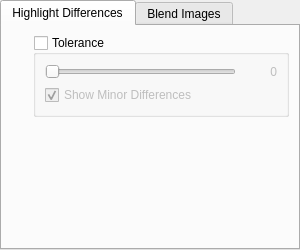
The window that src/widgets/comparison_settings.ui (saierd/photocross) describes before a commit, drawn with Qt 5.
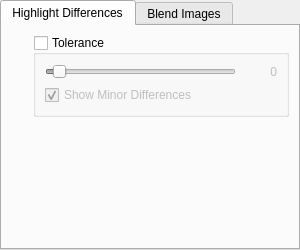
The same window after the commit. The open tabs and pages were chosen to show the change. Icons and pictures are not drawn.

Commit message:
Change the default tolerance value
When the user enables the tolerance option, he should immediately see a
change in the comparison image.

Patch:
```diff
--- a/src/widgets/comparison_settings.ui
+++ b/src/widgets/comparison_settings.ui
@@ -91,6 +91,9 @@
             <property name="maximum">
              <number>255</number>
             </property>
+            <property name="value">
+             <number>10</number>
+            </property>
             <property name="orientation">
              <enum>Qt::Horizontal</enum>
             </property>
```
